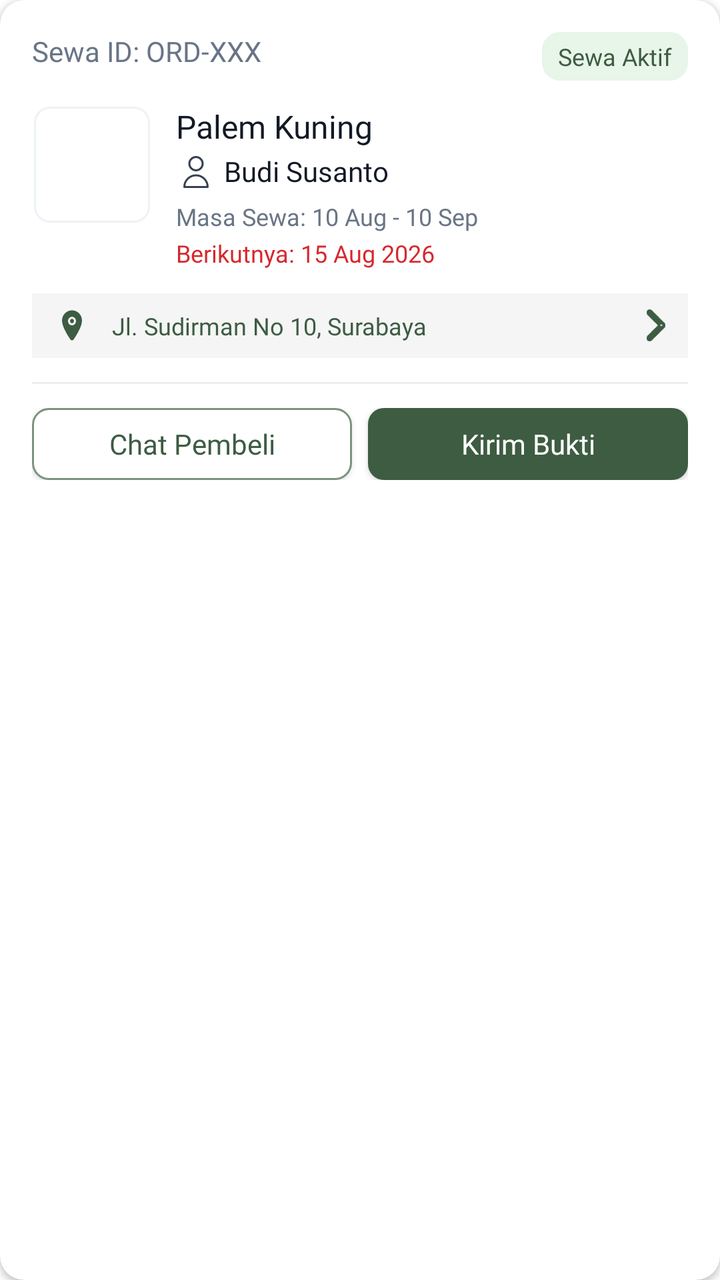
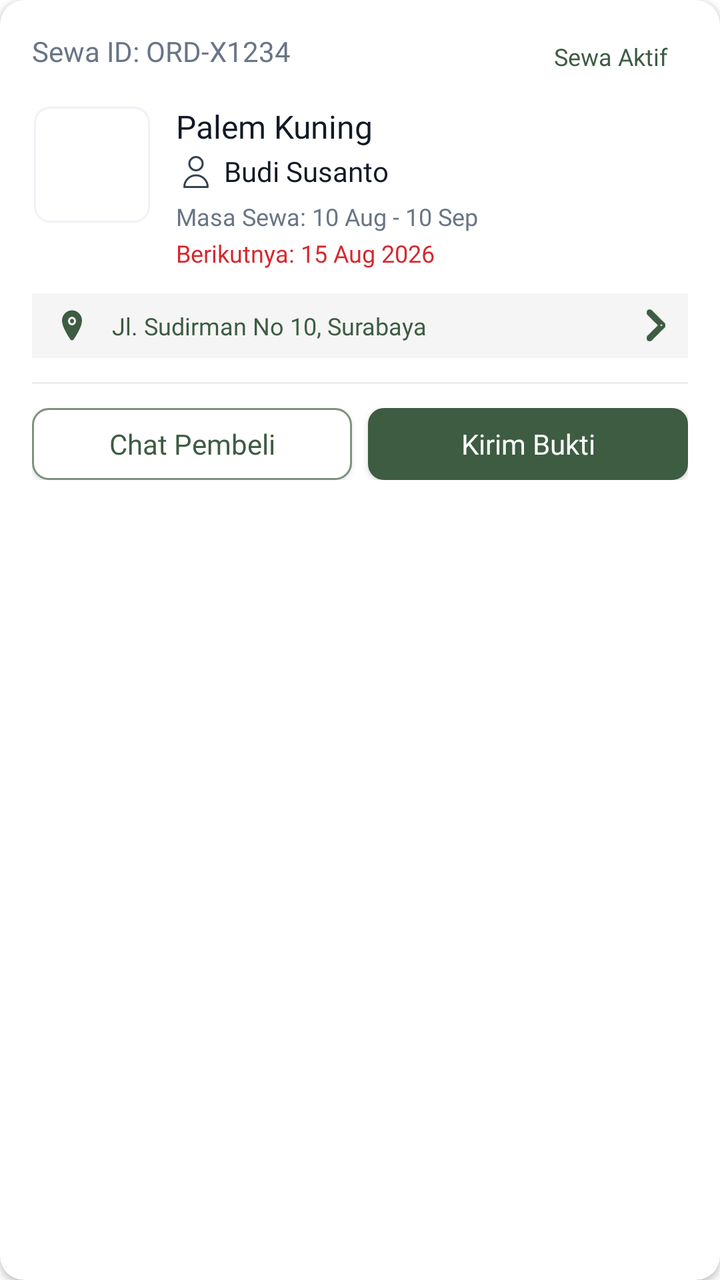

Before-and-after screenshots of an Android layout around one commit, followed by the original layout XML and the change that was made.
<!-- AndroidManifest.xml: application theme Theme.Florist -->
<!-- res/layout/item_agenda_task.xml -->
<?xml version="1.0" encoding="utf-8"?>
<com.google.android.material.card.MaterialCardView
    xmlns:android="http://schemas.android.com/apk/res/android"
    xmlns:app="http://schemas.android.com/apk/res-auto"
    android:layout_width="match_parent"
    android:layout_height="wrap_content"
    android:layout_marginHorizontal="16dp"
    android:layout_marginBottom="12dp"
    app:cardCornerRadius="12dp"
    app:cardElevation="2dp"
    app:cardBackgroundColor="@color/white">

    <LinearLayout
        android:layout_width="match_parent"
        android:layout_height="wrap_content"
        android:orientation="vertical"
        android:padding="16dp">

        <RelativeLayout
            android:layout_width="match_parent"
            android:layout_height="wrap_content"
            android:layout_marginBottom="12dp">
            <TextView
                android:id="@+id/tvOrderId"
                android:layout_width="wrap_content"
                android:layout_height="wrap_content"
                android:text="Sewa ID: ORD-XXX"
                android:textColor="@color/gray_500"
                style="@style/body_md_bold"/>
            <TextView
                android:id="@+id/tvTaskStatus"
                android:layout_width="wrap_content"
                android:layout_height="wrap_content"
                android:layout_alignParentEnd="true"
                android:layout_centerVertical="true"
                android:background="@drawable/rounded_gray_layout"
                android:backgroundTint="#E8F5E9"
                android:paddingHorizontal="8dp"
                android:paddingVertical="4dp"
                android:text="Sewa Aktif"
                android:textColor="@color/main_color"
                style="@style/body_sm_bold" />
        </RelativeLayout>

        <LinearLayout
            android:layout_width="match_parent"
            android:layout_height="wrap_content"
            android:orientation="horizontal">

            <ImageView
                android:id="@+id/imgPlant"
                android:layout_width="60dp"
                android:layout_height="60dp"
                android:scaleType="centerCrop"
                android:background="@drawable/rounded_gray_layout"
                android:clipToOutline="true"/>

            <LinearLayout
                android:layout_width="0dp"
                android:layout_height="wrap_content"
                android:layout_weight="1"
                android:layout_marginStart="12dp"
                android:orientation="vertical">

                <TextView
                    android:id="@+id/tvPlantName"
                    android:layout_width="match_parent"
                    android:layout_height="wrap_content"
                    android:text="Palem Kuning"
                    android:textColor="@color/black"
                    style="@style/body_lg_bold"
                    android:maxLines="1"
                    android:ellipsize="end"/>

                <TextView
                    android:id="@+id/tvBuyerName"
                    android:layout_width="match_parent"
                    android:layout_height="wrap_content"
                    android:text="Budi Susanto"
                    android:textColor="@color/gray_900"
                    style="@style/body_md_regular"
                    android:layout_marginTop="2dp"
                    android:drawableStart="@drawable/user"
                    android:drawablePadding="4dp"
                    app:drawableTint="@color/gray_700"/>

                <TextView
                    android:id="@+id/tvDuration"
                    android:layout_width="match_parent"
                    android:layout_height="wrap_content"
                    android:layout_marginTop="4dp"
                    android:text="Masa Sewa: 10 Aug - 10 Sep"
                    android:textColor="@color/gray_500"
                    style="@style/body_sm_regular"/>

                <TextView
                    android:id="@+id/tvNextMaintenance"
                    android:layout_width="match_parent"
                    android:layout_height="wrap_content"
                    android:layout_marginTop="2dp"
                    android:text="Berikutnya: 15 Aug 2026"
                    android:textColor="@color/text_error"
                    style="@style/body_sm_bold"/>
            </LinearLayout>
        </LinearLayout>

        <LinearLayout
            android:id="@+id/layoutAddress"
            android:layout_width="match_parent"
            android:layout_height="wrap_content"
            android:orientation="horizontal"
            android:layout_marginTop="12dp"
            android:background="#F5F5F5"
            android:padding="8dp"
            android:gravity="center_vertical"
            android:clickable="true"
            android:focusable="true">

            <ImageView
                android:layout_width="24dp"
                android:layout_height="16dp"
                android:src="@drawable/location"
                app:tint="@color/main_color"/>
            <TextView
                android:id="@+id/tvAddress"
                android:layout_width="0dp"
                android:layout_weight="1"
                android:layout_height="wrap_content"
                android:layout_marginStart="8dp"
                android:text="Jl. Sudirman No 10, Surabaya"
                android:textColor="@color/main_color"
                style="@style/body_sm_regular"
                android:maxLines="2"
                android:ellipsize="end"/>
            <ImageView
                android:layout_width="16dp"
                android:layout_height="16dp"
                android:src="@drawable/right_arrow"
                app:tint="@color/main_color"/>
        </LinearLayout>

        <View
            android:layout_width="match_parent"
            android:layout_height="1dp"
            android:background="#EEEEEE"
            android:layout_marginVertical="12dp"/>

        <LinearLayout
            android:layout_width="match_parent"
            android:layout_height="wrap_content"
            android:orientation="horizontal">

            <androidx.appcompat.widget.AppCompatButton
                android:id="@+id/btnChat"
                android:layout_width="0dp"
                android:layout_height="36dp"
                android:layout_weight="1"
                android:text="Chat Pembeli"
                style="@style/body_md_regular"
                android:textColor="@color/main_color"
                android:background="@drawable/rounded_green_border_button"
                android:layout_marginEnd="8dp"
                android:textAllCaps="false"/>

            <androidx.appcompat.widget.AppCompatButton
                android:id="@+id/btnCompleteTask"
                android:layout_width="0dp"
                android:layout_height="36dp"
                android:layout_weight="1"
                android:text="Kirim Bukti"
                style="@style/body_md_bold"
                android:textColor="@color/white"
                android:background="@drawable/rounded_success_button"
                android:textAllCaps="false"/>
        </LinearLayout>
    </LinearLayout>
</com.google.android.material.card.MaterialCardView>
<!-- resources referenced by this layout -->
<resources>
  <color name="black">#121926</color>
  <color name="gray_500">#697586</color>
  <color name="gray_700">#364152</color>
  <color name="gray_900">#121926</color>
  <color name="main_color">#3D5C42</color>
  <color name="text_error">@color/red_500</color>
  <color name="white">#FFFFFF</color>
  <!-- drawable rounded_gray_layout (drawable) -->
  <?xml version="1.0" encoding="utf-8"?>
  <shape xmlns:android="http://schemas.android.com/apk/res/android"
      android:shape="rectangle">
  
      <solid android:color="@color/white"/>
      <stroke android:color="@color/border_tertiary" android:width="2dp"/>
      <corners android:bottomLeftRadius="8dp"
          android:bottomRightRadius="8dp"
          android:topLeftRadius="8dp"
          android:topRightRadius="8dp"/>
  
  </shape>
  <!-- drawable rounded_green_border_button (drawable) -->
  <?xml version="1.0" encoding="utf-8"?>
  <shape xmlns:android="http://schemas.android.com/apk/res/android"
      android:shape="rectangle">
  
      <solid android:color="@color/white"/>
      <stroke android:width="1dp" android:color="@color/border_accent"/>
      <corners
          android:bottomLeftRadius="8dp"
          android:bottomRightRadius="8dp"
          android:topLeftRadius="8dp"
          android:topRightRadius="8dp"
          />
  </shape>
  <style name="body_lg_bold">
          <item name="android:fontFamily">@font/nunito_sans_bold</item>
          <item name="android:textSize">16sp</item>
          <item name="android:lineSpacingMultiplier">0.8</item>
          <item name="android:lineSpacingExtra">4sp</item>
      </style>
  <style name="body_md_bold">
          <item name="android:fontFamily">@font/nunito_sans_bold</item>
          <item name="android:textSize">14sp</item>
          <item name="android:lineSpacingMultiplier">0.87</item>
          <item name="android:lineSpacingExtra">2sp</item>
      </style>
  <style name="body_md_regular">
          <item name="android:fontFamily">@font/nunitosans_regular</item>
          <item name="android:textSize">14sp</item>
          <item name="android:lineSpacingMultiplier">0.87</item>
          <item name="android:lineSpacingExtra">2sp</item>
      </style>
  <style name="body_sm_bold">
          <item name="android:fontFamily">@font/nunito_sans_bold</item>
          <item name="android:textSize">12sp</item>
          <item name="android:lineSpacingMultiplier">0.86</item>
          <item name="android:lineSpacingExtra">2sp</item>
      </style>
  <style name="body_sm_regular">
          <item name="android:fontFamily">@font/nunitosans_regular</item>
          <item name="android:textSize">12sp</item>
          <item name="android:lineSpacingMultiplier">0.75</item>
          <item name="android:lineSpacingExtra">2sp</item>
      </style>
  <color name="red_500">#D6282E</color>
  <color name="border_tertiary">@color/gray_100</color>
  <color name="border_accent">@color/olive_300</color>
  <color name="bg_accent">@color/olive_500</color>
  <color name="border_secondary">@color/gray_400</color>
  <color name="teal_200">#FF03DAC5</color>
  <color name="teal_700">#FF018786</color>
  <!-- drawable rounded_normal_edittext (drawable) -->
  <?xml version="1.0" encoding="utf-8"?>
  <shape xmlns:android="http://schemas.android.com/apk/res/android"
      android:shape="rectangle">
  
      <solid android:color="@color/white"/>
      <stroke android:color="@color/border_secondary" android:width="1dp"/>
      <corners android:bottomLeftRadius="8dp"
          android:bottomRightRadius="8dp"
          android:topLeftRadius="8dp"
          android:topRightRadius="8dp"/>
  
  </shape>
  <color name="gray_100">#EEF2F6</color>
  <color name="olive_300">#7D9280</color>
  <color name="olive_500">#3D5C42</color>
  <color name="gray_400">#9AA4B2</color>
  <!-- unchanged entries left out for length: 5 -->
</resources>

<!-- the commit's change to res/layout/item_agenda_task.xml (unified diff, before → after) -->
@@ -24,18 +24,18 @@
                 android:id="@+id/tvOrderId"
                 android:layout_width="wrap_content"
                 android:layout_height="wrap_content"
-                android:text="Sewa ID: ORD-XXX"
+                android:text="Sewa ID: ORD-X1234"
                 android:textColor="@color/gray_500"
-                style="@style/body_md_bold"/>
+                style="@style/body_md_bold"
+                android:layout_alignParentLeft="true"
+                android:layout_toStartOf="@id/tvTaskStatus"/>
             <TextView
                 android:id="@+id/tvTaskStatus"
                 android:layout_width="wrap_content"
                 android:layout_height="wrap_content"
                 android:layout_alignParentEnd="true"
                 android:layout_centerVertical="true"
-                android:background="@drawable/rounded_gray_layout"
-                android:backgroundTint="#E8F5E9"
-                android:paddingHorizontal="8dp"
+                android:paddingHorizontal="10dp"
                 android:paddingVertical="4dp"
                 android:text="Sewa Aktif"
                 android:textColor="@color/main_color"
